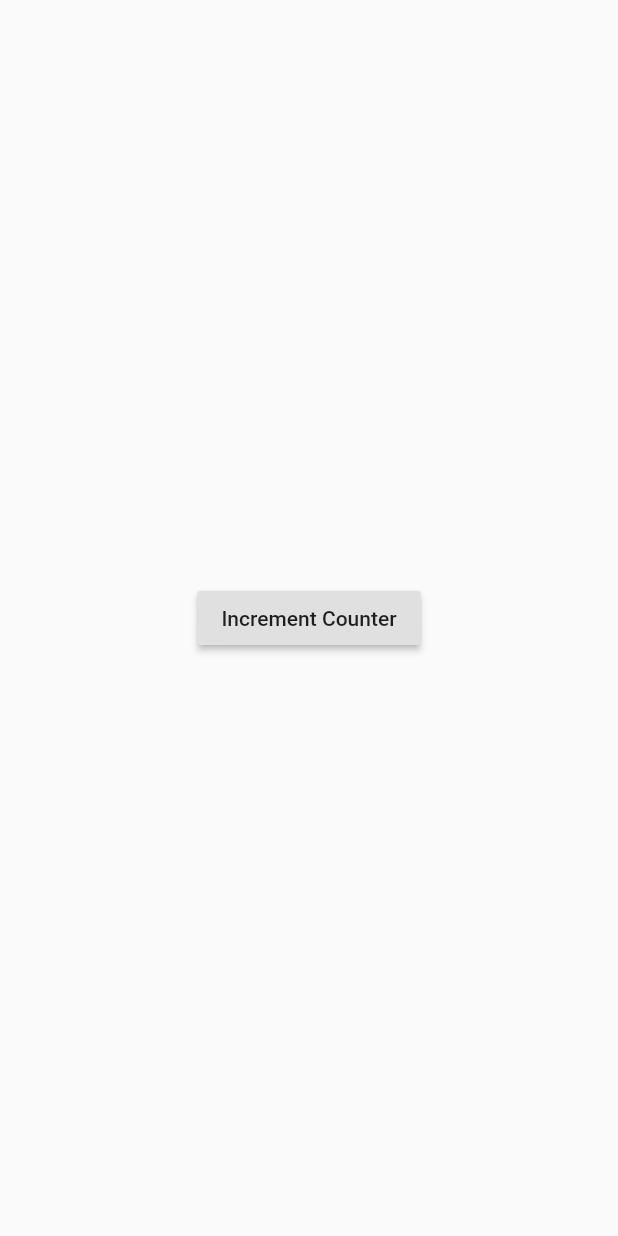
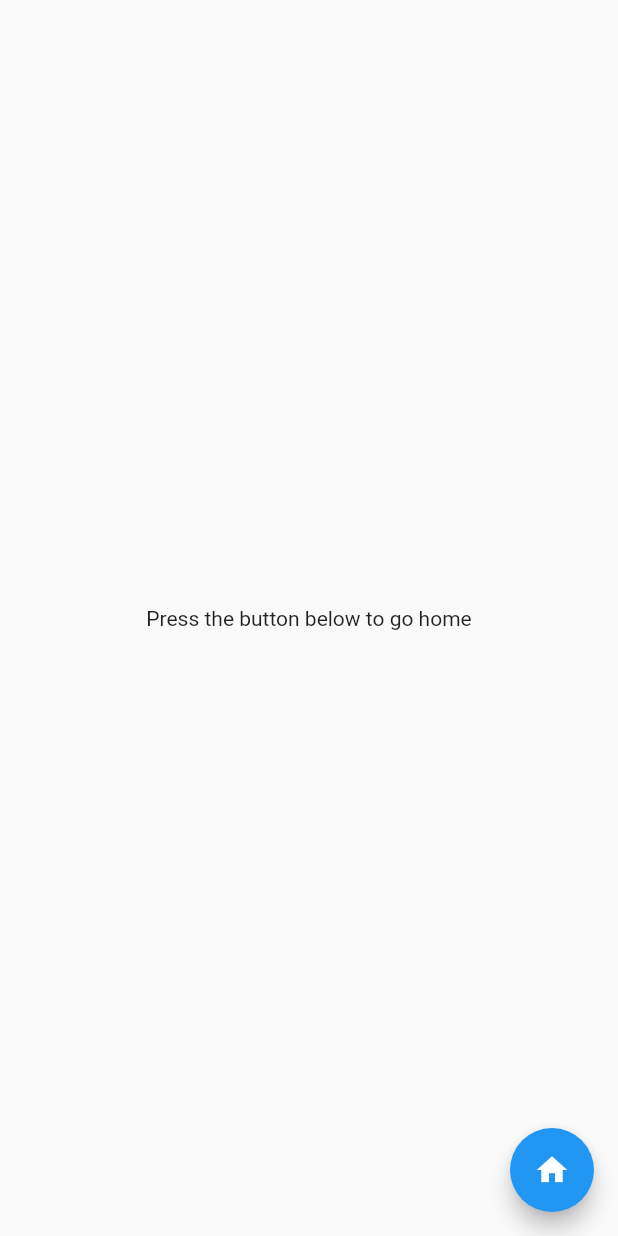
Before and after one commit to oscarleon17/descubri, a Flutter app: the screen it shows after launch, on a phone screen of 412 x 824 dp. Run offline on Flutter 3.47's test engine with Material 2 defaults, Android fonts, the phone set to English and light mode, and no system bars; our stand-ins replace shared_preferences.

Commit message:
Created onboaring screen shared pref, route to home screen

```diff
--- a/lib/main.dart
+++ b/lib/main.dart
@@ -1,22 +1,33 @@
 import 'package:flutter/material.dart';
 import 'package:shared_preferences/shared_preferences.dart';
+import 'screens/DescubriHome.dart';
+import 'screens/DescubriOnboarding.dart';
 
-void main() {
-  runApp(MaterialApp(
-    home: Scaffold(
-      body: Center(
-        child: RaisedButton(
-          onPressed: _incrementCounter,
-          child: Text('Increment Counter'),
-        ),
-      ),
-    ),
-  ));
+int initScreen;
+
+Future<void> main() async {
+  WidgetsFlutterBinding.ensureInitialized();
+  SharedPreferences prefs = await SharedPreferences.getInstance();
+  initScreen = await prefs.getInt("initScreen");
+  await prefs.setInt("initScreen", 1);
+  runApp(DescubriApp());
 }
 
-_incrementCounter() async {
-  SharedPreferences prefs = await SharedPreferences.getInstance();
-  int counter = (prefs.getInt('counter') ?? 0) + 1;
-  print('Pressed $counter times.');
-  await prefs.setInt('counter', counter);
+class DescubriApp extends StatelessWidget{
+  @override
+  Widget build(BuildContext context){
+    return MaterialApp(
+      title: 'Descubri',
+      theme: ThemeData(
+        primarySwatch: Colors.blue
+      ),
+      initialRoute: initScreen == 0 || initScreen == null ? "first" : "/",
+      routes: {
+        '/': (context) => DescubriHome(
+          title: "Descubri Home"
+        ),
+        "first": (context) => DescubriOnboarding(),
+      },
+    );
+  }
 }
--- /dev/null
+++ b/lib/screens/DescubriOnboarding.dart
@@ -0,0 +1,40 @@
+import 'package:descubri/screens/DescubriHome.dart';
+import 'package:flutter/material.dart';
+import 'package:flutter/services.dart';
+
+
+class DescubriOnboarding extends StatefulWidget{
+  @override
+  _DescubriOnboardingState createState() => _DescubriOnboardingState();
+}
+
+class _DescubriOnboardingState extends State<DescubriOnboarding> {
+  final int _numPages = 3;
+  final PageController _pageController = PageController(initialPage: 0);
+  int _currentPage = 0;
+
+
+  @override
+  Widget build(BuildContext context) {
+    return Scaffold(
+      body: Center(
+        child: Column(
+          mainAxisAlignment: MainAxisAlignment.center,
+          children: [
+            Text('Press the button below to go home'),
+          ],
+        ),
+      ),
+      floatingActionButton: FloatingActionButton(
+        onPressed: () {
+          Navigator.push(
+              context,
+              MaterialPageRoute(builder: (context) => DescubriHome()),
+          );
+        },
+        tooltip: "Go Home",
+        child: Icon(Icons.home),
+      ),
+    );
+  }
+}
```
Also changed, not shown: lib/screens/DescubriHome.dart (added, +45 -0 lines).
